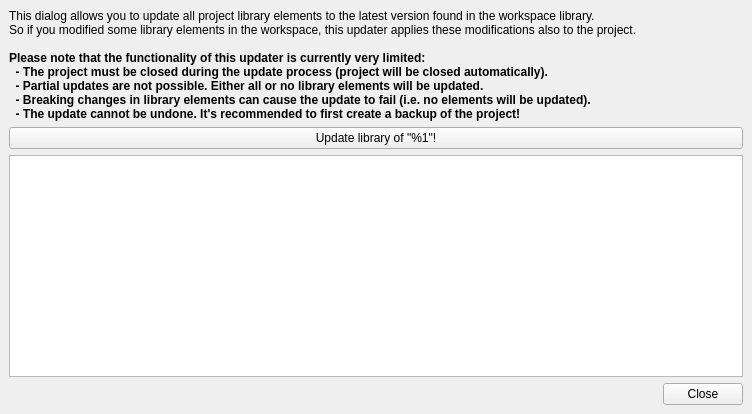
Old version of the form libs/librepcb/editor/workspace/projectlibraryupdater/projectlibraryupdater.ui in the repository LibrePCB/LibrePCB.
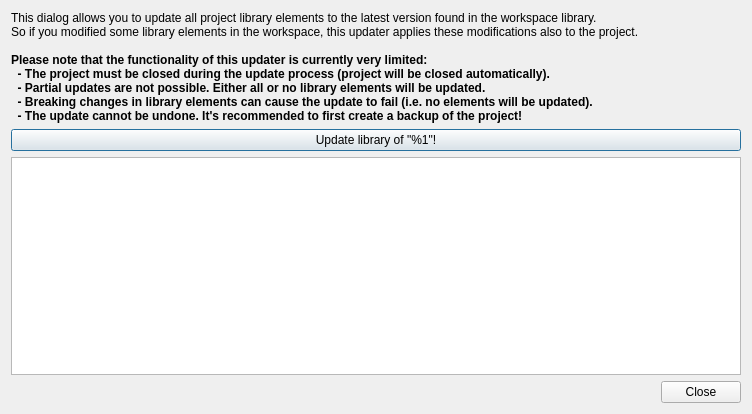
New version of the form. Icons and pictures are not drawn.

Commit message:
Make project library updater a real dialog
It was derived from `QMainWindow` although it is used like a dialog.
Thus now changed its base class to `QDialog`.

What changed in the file:
```diff
--- a/libs/librepcb/editor/workspace/projectlibraryupdater/projectlibraryupdater.ui
+++ b/libs/librepcb/editor/workspace/projectlibraryupdater/projectlibraryupdater.ui
@@ -1,7 +1,7 @@
 <?xml version="1.0" encoding="UTF-8"?>
 <ui version="4.0">
  <class>librepcb::editor::ProjectLibraryUpdater</class>
- <widget class="QMainWindow" name="librepcb::editor::ProjectLibraryUpdater">
+ <widget class="QDialog" name="librepcb::editor::ProjectLibraryUpdater">
   <property name="geometry">
    <rect>
     <x>0</x>
@@ -13,7 +13,10 @@
   <property name="windowTitle">
    <string>Project Library Updater</string>
   </property>
-  <widget class="QWidget" name="centralwidget">
+  <property name="windowIcon">
+   <iconset>
+    <normaloff>:/img/actions/refresh.png</normaloff>:/img/actions/refresh.png</iconset>
+  </property>
    <layout class="QVBoxLayout" name="verticalLayout">
     <item>
      <widget class="QLabel" name="label_2">
@@ -72,7 +75,6 @@
      </widget>
     </item>
    </layout>
-  </widget>
  </widget>
  <resources/>
  <connections>
```
Lines whose indentation alone changed are shown as unchanged. The commit also changes 2 other files.
